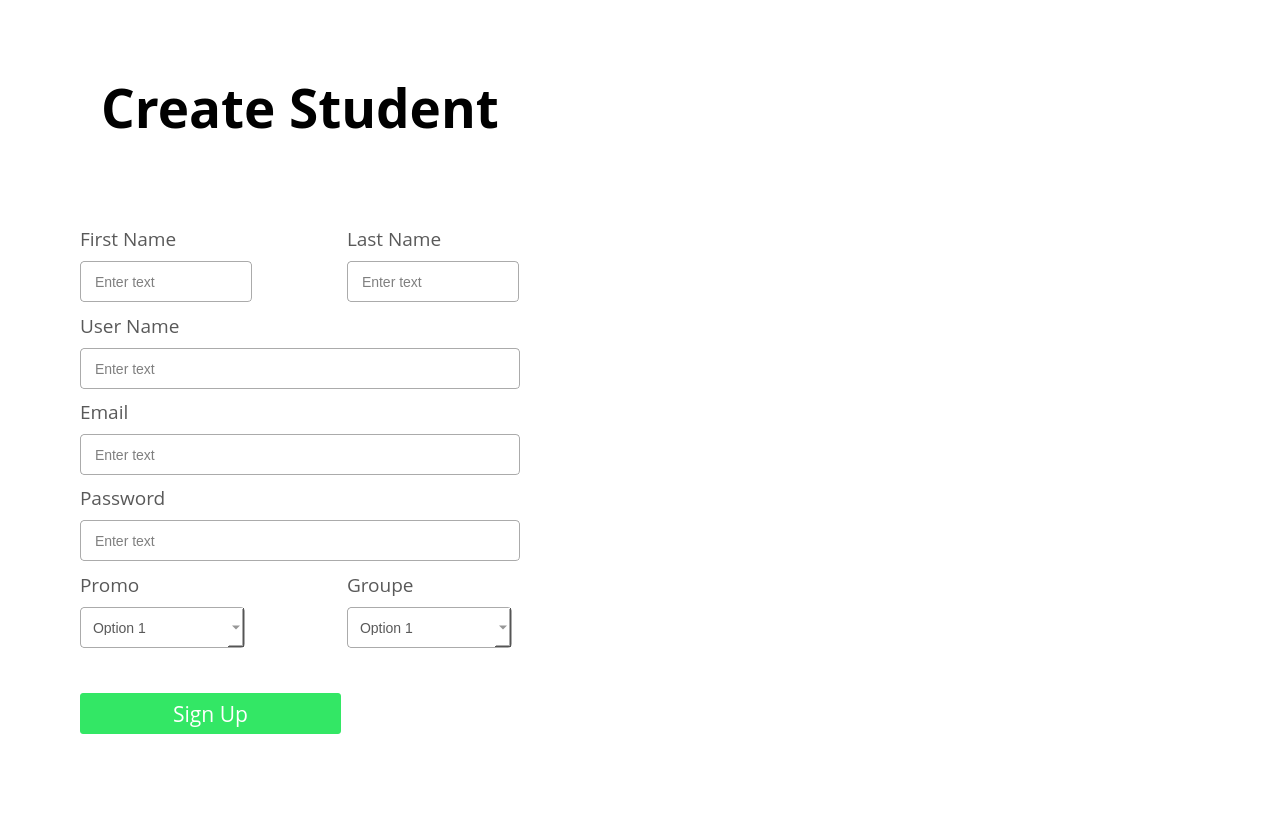
The window that CreateStudent.ui (Oizys13/Chat-app) describes before a commit, drawn with Qt 5.
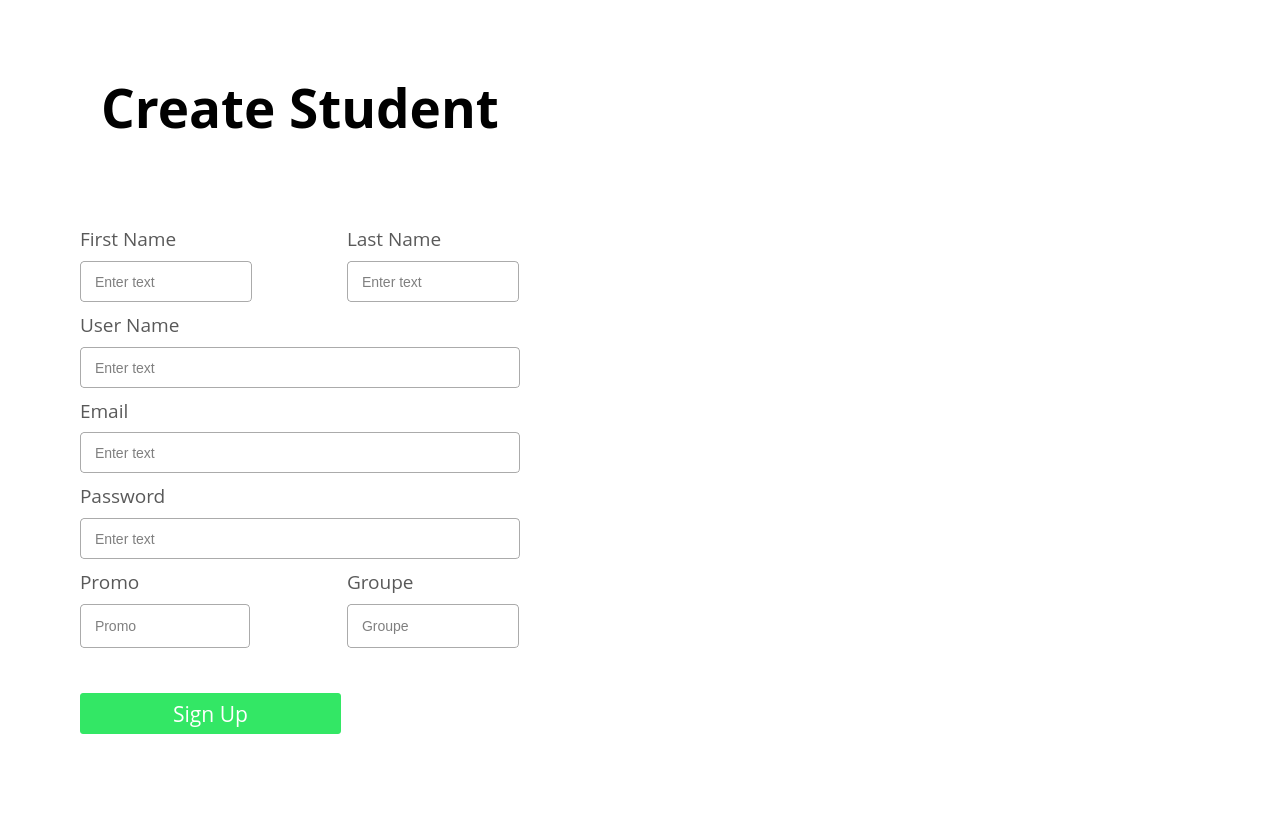
The same window after the commit. Icons and pictures are not drawn.

```diff
--- a/CreateStudent.ui
+++ b/CreateStudent.ui
@@ -311,303 +311,6 @@
             </property>
            </widget>
           </item>
-          <item row="10" column="0">
-           <widget class="QComboBox" name="promo">
-            <property name="minimumSize">
-             <size>
-              <width>165</width>
-              <height>41</height>
-             </size>
-            </property>
-            <property name="maximumSize">
-             <size>
-              <width>165</width>
-              <height>41</height>
-             </size>
-            </property>
-            <property name="palette">
-             <palette>
-              <active>
-               <colorrole role="WindowText">
-                <brush brushstyle="SolidPattern">
-                 <color alpha="255">
-                  <red>89</red>
-                  <green>89</green>
-                  <blue>89</blue>
-                 </color>
-                </brush>
-               </colorrole>
-               <colorrole role="Button">
-                <brush brushstyle="SolidPattern">
-                 <color alpha="255">
-                  <red>255</red>
-                  <green>255</green>
-                  <blue>255</blue>
-                 </color>
-                </brush>
-               </colorrole>
-               <colorrole role="Dark">
-                <brush brushstyle="SolidPattern">
-                 <color alpha="0">
-                  <red>160</red>
-                  <green>160</green>
-                  <blue>160</blue>
-                 </color>
-                </brush>
-               </colorrole>
-               <colorrole role="Mid">
-                <brush brushstyle="SolidPattern">
-                 <color alpha="0">
-                  <red>160</red>
-                  <green>160</green>
-                  <blue>160</blue>
-                 </color>
-                </brush>
-               </colorrole>
-               <colorrole role="Text">
-                <brush brushstyle="SolidPattern">
-                 <color alpha="255">
-                  <red>89</red>
-                  <green>89</green>
-                  <blue>89</blue>
-                 </color>
-                </brush>
-               </colorrole>
-               <colorrole role="ButtonText">
-                <brush brushstyle="SolidPattern">
-                 <color alpha="255">
-                  <red>89</red>
-                  <green>89</green>
-                  <blue>89</blue>
-                 </color>
-                </brush>
-               </colorrole>
-               <colorrole role="Base">
-                <brush brushstyle="SolidPattern">
-                 <color alpha="255">
-                  <red>255</red>
-                  <green>255</green>
-                  <blue>255</blue>
-                 </color>
-                </brush>
-               </colorrole>
-               <colorrole role="Window">
-                <brush brushstyle="SolidPattern">
-                 <color alpha="255">
-                  <red>255</red>
-                  <green>255</green>
-                  <blue>255</blue>
-                 </color>
-                </brush>
-               </colorrole>
-               <colorrole role="Shadow">
-                <brush brushstyle="SolidPattern">
-                 <color alpha="0">
-                  <red>105</red>
-                  <green>105</green>
-                  <blue>105</blue>
-                 </color>
-                </brush>
-               </colorrole>
-              </active>
-              <inactive>
-               <colorrole role="WindowText">
-                <brush brushstyle="SolidPattern">
-                 <color alpha="255">
-                  <red>89</red>
-                  <green>89</green>
-                  <blue>89</blue>
-                 </color>
-                </brush>
-               </colorrole>
-               <colorrole role="Button">
-                <brush brushstyle="SolidPattern">
-                 <color alpha="255">
-                  <red>255</red>
-                  <green>255</green>
-                  <blue>255</blue>
-                 </color>
-                </brush>
-               </colorrole>
-               <colorrole role="Dark">
-                <brush brushstyle="SolidPattern">
-                 <color alpha="0">
-                  <red>160</red>
-                  <green>160</green>
-                  <blue>160</blue>
-                 </color>
-                </brush>
-               </colorrole>
-               <colorrole role="Mid">
-                <brush brushstyle="SolidPattern">
-                 <color alpha="0">
-                  <red>160</red>
-                  <green>160</green>
-                  <blue>160</blue>
-                 </color>
-                </brush>
-               </colorrole>
-               <colorrole role="Text">
-                <brush brushstyle="SolidPattern">
-                 <color alpha="255">
-                  <red>89</red>
-                  <green>89</green>
-                  <blue>89</blue>
-                 </color>
-                </brush>
-               </colorrole>
-               <colorrole role="ButtonText">
-                <brush brushstyle="SolidPattern">
-                 <color alpha="255">
-                  <red>89</red>
-                  <green>89</green>
-                  <blue>89</blue>
-                 </color>
-                </brush>
-               </colorrole>
-               <colorrole role="Base">
-                <brush brushstyle="SolidPattern">
-                 <color alpha="255">
-                  <red>255</red>
-                  <green>255</green>
-                  <blue>255</blue>
-                 </color>
-                </brush>
-               </colorrole>
-               <colorrole role="Window">
-                <brush brushstyle="SolidPattern">
-                 <color alpha="255">
-                  <red>255</red>
-                  <green>255</green>
-                  <blue>255</blue>
-                 </color>
-                </brush>
-               </colorrole>
-               <colorrole role="Shadow">
-                <brush brushstyle="SolidPattern">
-                 <color alpha="0">
-                  <red>105</red>
-                  <green>105</green>
-                  <blue>105</blue>
-                 </color>
-                </brush>
-               </colorrole>
-              </inactive>
-              <disabled>
-               <colorrole role="WindowText">
-                <brush brushstyle="SolidPattern">
-                 <color alpha="255">
-                  <red>89</red>
-                  <green>89</green>
-                  <blue>89</blue>
-                 </color>
-                </brush>
-               </colorrole>
-               <colorrole role="Button">
-                <brush brushstyle="SolidPattern">
-                 <color alpha="255">
-                  <red>255</red>
-                  <green>255</green>
-                  <blue>255</blue>
-                 </color>
-                </brush>
-               </colorrole>
-               <colorrole role="Dark">
-                <brush brushstyle="SolidPattern">
-                 <color alpha="0">
-                  <red>160</red>
-                  <green>160</green>
-                  <blue>160</blue>
-                 </color>
-                </brush>
-               </colorrole>
-               <colorrole role="Mid">
-                <brush brushstyle="SolidPattern">
-                 <color alpha="0">
-                  <red>160</red>
-                  <green>160</green>
-                  <blue>160</blue>
-                 </color>
-                </brush>
-               </colorrole>
-               <colorrole role="Text">
-                <brush brushstyle="SolidPattern">
-                 <color alpha="255">
-                  <red>89</red>
-                  <green>89</green>
-                  <blue>89</blue>
-                 </color>
-                </brush>
-               </colorrole>
-               <colorrole role="ButtonText">
-                <brush brushstyle="SolidPattern">
-                 <color alpha="255">
-                  <red>89</red>
-                  <green>89</green>
-                  <blue>89</blue>
-                 </color>
-                </brush>
-               </colorrole>
-               <colorrole role="Base">
-                <brush brushstyle="SolidPattern">
-                 <color alpha="255">
-                  <red>255</red>
-                  <green>255</green>
-                  <blue>255</blue>
-                 </color>
-                </brush>
-               </colorrole>
-               <colorrole role="Window">
-                <brush brushstyle="SolidPattern">
-                 <color alpha="255">
-                  <red>255</red>
-                  <green>255</green>
-                  <blue>255</blue>
-                 </color>
-                </brush>
-               </colorrole>
-               <colorrole role="Shadow">
-                <brush brushstyle="SolidPattern">
-                 <color alpha="0">
-                  <red>105</red>
-                  <green>105</green>
-                  <blue>105</blue>
-                 </color>
-                </brush>
-               </colorrole>
-              </disabled>
-             </palette>
-            </property>
-            <property name="styleSheet">
-             <string notr="true">*{
-border: 1px solid #ABABAB;
-border-radius:	4px;
-padding: 12px;
-font-size: 14px;
-color: #595959;
-
-
-}
-QComboBox::down-arrow {
-	border: none !important;
-    background-color: transparent !important;
-    image: url(&quot;:/icons/icons/caret_down.png&quot;); /* or any other styles */
-	
-
-}</string>
-            </property>
-            <item>
-             <property name="text">
-              <string>Option 1</string>
-             </property>
-            </item>
-            <item>
-             <property name="text">
-              <string>Option 2</string>
-             </property>
-            </item>
-           </widget>
-          </item>
           <item row="9" column="1">
            <widget class="QLabel" name="label_8">
             <property name="font">
@@ -667,327 +370,6 @@
             </property>
            </widget>
           </item>
-          <item row="10" column="1">
-           <widget class="QComboBox" name="groupe">
-            <property name="minimumSize">
-             <size>
-              <width>165</width>
-              <height>41</height>
-             </size>
-            </property>
-            <property name="maximumSize">
-             <size>
-              <width>165</width>
-              <height>41</height>
-             </size>
-            </property>
-            <property name="palette">
-             <palette>
-              <active>
-               <colorrole role="WindowText">
-                <brush brushstyle="SolidPattern">
-                 <color alpha="255">
-                  <red>89</red>
-                  <green>89</green>
-                  <blue>89</blue>
-                 </color>
-                </brush>
-               </colorrole>
-               <colorrole role="Button">
-                <brush brushstyle="SolidPattern">
-                 <color alpha="255">
-                  <red>255</red>
-                  <green>255</green>
-                  <blue>255</blue>
-                 </color>
-                </brush>
-               </colorrole>
-               <colorrole role="Midlight">
-                <brush brushstyle="SolidPattern">
-                 <color alpha="0">
-                  <red>170</red>
-                  <green>255</green>
-                  <blue>0</blue>
-                 </color>
-                </brush>
-               </colorrole>
-               <colorrole role="Dark">
-                <brush brushstyle="SolidPattern">
-                 <color alpha="0">
-                  <red>0</red>
-                  <green>255</green>
-                  <blue>127</blue>
-                 </color>
-                </brush>
-               </colorrole>
-               <colorrole role="Mid">
-                <brush brushstyle="SolidPattern">
-                 <color alpha="0">
-                  <red>160</red>
-                  <green>160</green>
-                  <blue>160</blue>
-                 </color>
-                </brush>
-               </colorrole>
-               <colorrole role="Text">
-                <brush brushstyle="SolidPattern">
-                 <color alpha="255">
-                  <red>89</red>
-                  <green>89</green>
-                  <blue>89</blue>
-                 </color>
-                </brush>
-               </colorrole>
-               <colorrole role="ButtonText">
-                <brush brushstyle="SolidPattern">
-                 <color alpha="255">
-                  <red>89</red>
-                  <green>89</green>
-                  <blue>89</blue>
-                 </color>
-                </brush>
-               </colorrole>
-               <colorrole role="Base">
-                <brush brushstyle="SolidPattern">
-                 <color alpha="255">
-                  <red>255</red>
-                  <green>255</green>
-                  <blue>255</blue>
-                 </color>
-                </brush>
-               </colorrole>
-               <colorrole role="Window">
-                <brush brushstyle="SolidPattern">
-                 <color alpha="255">
-                  <red>255</red>
-                  <green>255</green>
-                  <blue>255</blue>
-                 </color>
-                </brush>
-               </colorrole>
-               <colorrole role="Shadow">
-                <brush brushstyle="SolidPattern">
-                 <color alpha="0">
-                  <red>105</red>
-                  <green>54</green>
-                  <blue>70</blue>
-                 </color>
-                </brush>
-               </colorrole>
-              </active>
-              <inactive>
-               <colorrole role="WindowText">
-                <brush brushstyle="SolidPattern">
-                 <color alpha="255">
-                  <red>89</red>
-                  <green>89</green>
-                  <blue>89</blue>
-                 </color>
-                </brush>
-               </colorrole>
-               <colorrole role="Button">
-                <brush brushstyle="SolidPattern">
-                 <color alpha="255">
-                  <red>255</red>
-                  <green>255</green>
-                  <blue>255</blue>
-                 </color>
-                </brush>
-               </colorrole>
-               <colorrole role="Midlight">
-                <brush brushstyle="SolidPattern">
-                 <color alpha="0">
-                  <red>170</red>
-                  <green>255</green>
-                  <blue>0</blue>
-                 </color>
-                </brush>
-               </colorrole>
-               <colorrole role="Dark">
-                <brush brushstyle="SolidPattern">
-                 <color alpha="0">
-                  <red>0</red>
-                  <green>255</green>
-                  <blue>127</blue>
-                 </color>
-                </brush>
-               </colorrole>
-               <colorrole role="Mid">
-                <brush brushstyle="SolidPattern">
-                 <color alpha="0">
-                  <red>160</red>
-                  <green>160</green>
-                  <blue>160</blue>
-                 </color>
-                </brush>
-               </colorrole>
-               <colorrole role="Text">
-                <brush brushstyle="SolidPattern">
-                 <color alpha="255">
-                  <red>89</red>
-                  <green>89</green>
-                  <blue>89</blue>
-                 </color>
-                </brush>
-               </colorrole>
-               <colorrole role="ButtonText">
-                <brush brushstyle="SolidPattern">
-                 <color alpha="255">
-                  <red>89</red>
-                  <green>89</green>
-                  <blue>89</blue>
-                 </color>
-                </brush>
-               </colorrole>
-               <colorrole role="Base">
-                <brush brushstyle="SolidPattern">
-                 <color alpha="255">
-                  <red>255</red>
-                  <green>255</green>
-                  <blue>255</blue>
-                 </color>
-                </brush>
-               </colorrole>
-               <colorrole role="Window">
-                <brush brushstyle="SolidPattern">
-                 <color alpha="255">
-                  <red>255</red>
-                  <green>255</green>
-                  <blue>255</blue>
-                 </color>
-                </brush>
-               </colorrole>
-               <colorrole role="Shadow">
-                <brush brushstyle="SolidPattern">
-                 <color alpha="0">
-                  <red>105</red>
-                  <green>54</green>
-                  <blue>70</blue>
-                 </color>
-                </brush>
-               </colorrole>
-              </inactive>
-              <disabled>
-               <colorrole role="WindowText">
-                <brush brushstyle="SolidPattern">
-                 <color alpha="255">
-                  <red>89</red>
-                  <green>89</green>
-                  <blue>89</blue>
-                 </color>
-                </brush>
-               </colorrole>
-               <colorrole role="Button">
-                <brush brushstyle="SolidPattern">
-                 <color alpha="255">
-                  <red>255</red>
-                  <green>255</green>
-                  <blue>255</blue>
-                 </color>
-                </brush>
-               </colorrole>
-               <colorrole role="Midlight">
-                <brush brushstyle="SolidPattern">
-                 <color alpha="0">
-                  <red>170</red>
-                  <green>255</green>
-                  <blue>0</blue>
-                 </color>
-                </brush>
-               </colorrole>
-               <colorrole role="Dark">
-                <brush brushstyle="SolidPattern">
-                 <color alpha="0">
-                  <red>0</red>
-                  <green>255</green>
-                  <blue>127</blue>
-                 </color>
-                </brush>
-               </colorrole>
-               <colorrole role="Mid">
-                <brush brushstyle="SolidPattern">
-                 <color alpha="0">
-                  <red>160</red>
-                  <green>160</green>
-                  <blue>160</blue>
-                 </color>
-                </brush>
-               </colorrole>
-               <colorrole role="Text">
-                <brush brushstyle="SolidPattern">
-                 <color alpha="255">
-                  <red>89</red>
-                  <green>89</green>
-                  <blue>89</blue>
-                 </color>
-                </brush>
-               </colorrole>
-               <colorrole role="ButtonText">
-                <brush brushstyle="SolidPattern">
-                 <color alpha="255">
-                  <red>89</red>
-                  <green>89</green>
-                  <blue>89</blue>
-                 </color>
-                </brush>
-               </colorrole>
-               <colorrole role="Base">
-                <brush brushstyle="SolidPattern">
-                 <color alpha="255">
-                  <red>255</red>
-                  <green>255</green>
-                  <blue>255</blue>
-                 </color>
-                </brush>
-               </colorrole>
-               <colorrole role="Window">
-                <brush brushstyle="SolidPattern">
-                 <color alpha="255">
-                  <red>255</red>
-                  <green>255</green>
-                  <blue>255</blue>
-                 </color>
-                </brush>
-               </colorrole>
-               <colorrole role="Shadow">
-                <brush brushstyle="SolidPattern">
-                 <color alpha="0">
-                  <red>105</red>
-                  <green>54</green>
-                  <blue>70</blue>
-                 </color>
-                </brush>
-               </colorrole>
-              </disabled>
-             </palette>
-            </property>
-            <property name="styleSheet">
-             <string notr="true">*{
-border: 1px solid #ABABAB;
-border-radius:	4px;
-padding: 12px;
-font-size: 14px;
-color: #595959;
-
-}
-QComboBox::down-arrow {
-	border:none;
-    image: url(&quot;:/icons/icons/caret_down.png&quot;); /* or any other styles */
-
-}</string>
-            </property>
-            <item>
-             <property name="text">
-              <string>Option 1</string>
-             </property>
-            </item>
-            <item>
-             <property name="text">
-              <string>OPtion 2</string>
-             </property>
-            </item>
-           </widget>
-          </item>
           <item row="11" column="0">
            <widget class="QLabel" name="label_9">
             <property name="text">
@@ -995,6 +377,38 @@
             </property>
            </widget>
           </item>
+          <item row="10" column="0">
+           <widget class="QLineEdit" name="promo">
+            <property name="maximumSize">
+             <size>
+              <width>170</width>
+              <height>16777215</height>
+             </size>
+            </property>
+            <property name="styleSheet">
+             <string notr="true">border: 1px solid #ABABAB;
+border-radius:	4px;
+padding: 12px;
+font-size: 14px;</string>
+            </property>
+            <property name="placeholderText">
+             <string>Promo</string>
+            </property>
+           </widget>
+          </item>
+          <item row="10" column="1">
+           <widget class="QLineEdit" name="groupe">
+            <property name="styleSheet">
+             <string notr="true">border: 1px solid #ABABAB;
+border-radius:	4px;
+padding: 12px;
+font-size: 14px;</string>
+            </property>
+            <property name="placeholderText">
+             <string>Groupe</string>
+            </property>
+           </widget>
+          </item>
          </layout>
         </widget>
        </item>
```
Left out of the diff: 100 changed lines with no effect on the pictures.
